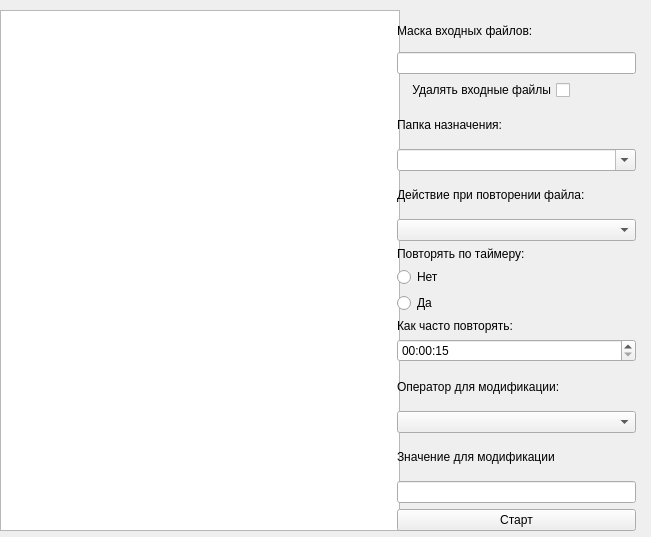
Before: the Qt Designer form consolewindow.ui in TeoTeolog/QTFileModifier, drawn with Qt 5.
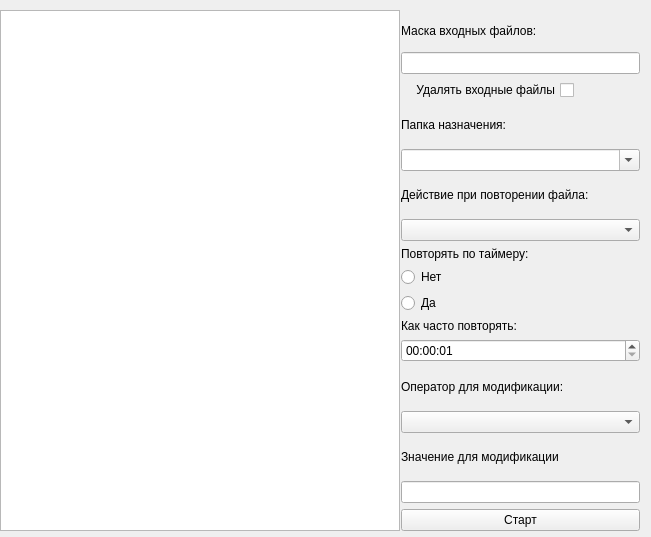
After: the same form once the commit is applied.

Patch:
```diff
--- a/consolewindow.ui
+++ b/consolewindow.ui
@@ -27,7 +27,7 @@
     <rect>
      <x>0</x>
      <y>10</y>
-     <width>636</width>
+     <width>640</width>
      <height>521</height>
     </rect>
    </property>
@@ -179,7 +179,7 @@
              <time>
               <hour>0</hour>
               <minute>0</minute>
-              <second>15</second>
+              <second>1</second>
              </time>
             </property>
             <property name="currentSection">
```
